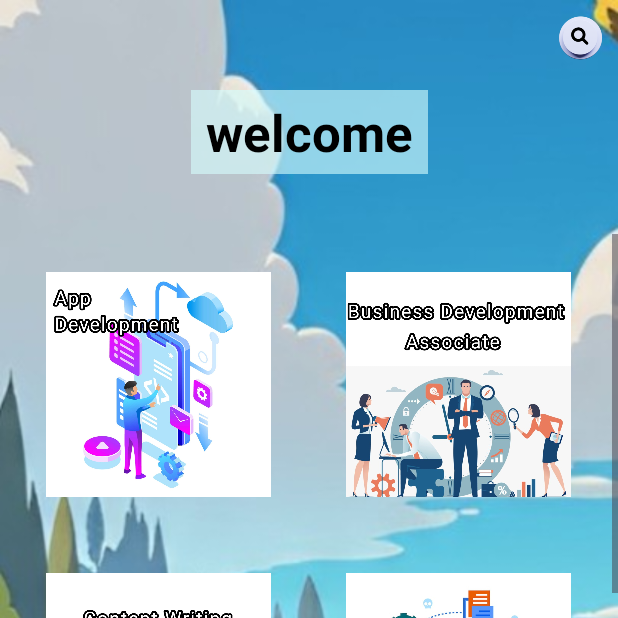
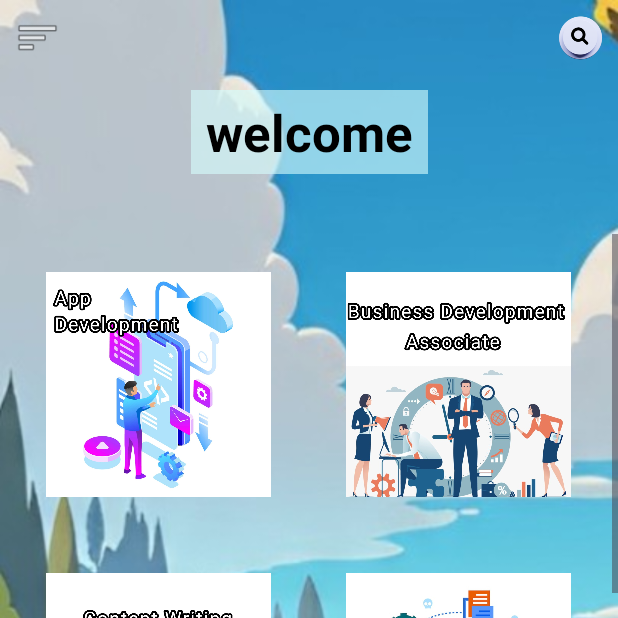
Before and after one commit to AbhijitMohanty151/first_Internship_App, an Android app: the explorePage screen opened directly, with no data from a screen before it, on a phone screen of 412 x 824 dp, the top half of it. Run offline under Robolectric (Android 15) with nearby library versions, the phone set to English and light mode, and no system bars; 1 statement that could not run was skipped.

Commit message:
overwrite previous content

```diff
--- a/app/src/main/AndroidManifest.xml
+++ b/app/src/main/AndroidManifest.xml
@@ -15,6 +15,9 @@
         android:supportsRtl="true"
         android:theme="@style/Theme.A2"
         tools:targetApi="31">
+        <activity
+            android:name=".testing"
+            android:exported="false" />
         <activity
             android:name=".success"
             android:exported="false" />
--- a/app/src/main/java/com/example/a2/explorePage.java
+++ b/app/src/main/java/com/example/a2/explorePage.java
@@ -4,13 +4,16 @@ import android.app.AlertDialog;
 import android.content.Intent;
 import android.graphics.Color;
 import android.os.Bundle;
+import android.util.DisplayMetrics;
 import android.view.MotionEvent;
 import android.view.View;
+import android.view.ViewGroup;
 import android.widget.ArrayAdapter;
 import android.widget.AutoCompleteTextView;
 import android.widget.Button;
 import android.widget.ImageButton;
 import android.widget.ImageView;
+import android.widget.ScrollView;
 import android.widget.TextView;
 import android.widget.Toast;
 
@@ -22,6 +25,9 @@ import androidx.core.view.WindowInsetsCompat;
 
 public class explorePage extends AppCompatActivity {
 
+    private ScrollView menubackground,menuforeground;
+    private TextView menuexit;
+    private ImageButton menu;
     private ImageButton appdevelopment;
     private ImageButton businessdevelopmentassociate;
     private ImageButton contentwriting;
@@ -43,7 +49,7 @@ public class explorePage extends AppCompatActivity {
     private String name,email;
     private String[] courseNames = {
             "App Development",
-            "Business",
+            "Business Development Associate",
             "Content Writing",
             "Cyber Security",
             "Data Science",
@@ -70,6 +76,15 @@ public class explorePage extends AppCompatActivity {
             return insets;
         });
 
+        DisplayMetrics displayMetrics = new DisplayMetrics();
+        getWindowManager().getDefaultDisplay().getMetrics(displayMetrics);
+        int screenWidth = displayMetrics.widthPixels;
+        int screenHeight = displayMetrics.heightPixels;
+
+        menuexit = findViewById(R.id.menuexit);
+        menu = findViewById(R.id.menu);
+        menubackground = findViewById(R.id.menubackground);
+        menuforeground = findViewById(R.id.menuforeground);
         logout = findViewById(R.id.back1);
         welcome = findViewById(R.id.welcome);
         appdevelopment = findViewById(R.id.appdevelopment);
@@ -97,6 +112,11 @@ public class explorePage extends AppCompatActivity {
         ArrayAdapter<String> adapter = new ArrayAdapter<>(this, android.R.layout.simple_dropdown_item_1line, courseNames);
         searchText.setAdapter(adapter);
 
+        ViewGroup.LayoutParams params = menuforeground.getLayoutParams();
+        params.width = (int) (screenWidth * 0.75);
+        params.height = screenHeight;
+        menuforeground.setLayoutParams(params);
+
         searchText.setOnItemClickListener((parent, view, position, id) -> {
             selectedCourse = parent.getItemAtPosition(position).toString();
             if (selectedCourse.isEmpty()) {
@@ -107,8 +127,8 @@ public class explorePage extends AppCompatActivity {
                 case "app development":
                     startExplore("appdevelopment");
                     break;
-                case "business":
-                    startExplore("business");
+                case "business development associate":
+                    startExplore("businessdevelopmentassociate");
                     break;
                 case "content writing":
                     startExplore("contentwriting");
@@ -167,8 +187,8 @@ public class explorePage extends AppCompatActivity {
                 case "app development":
                     startExplore("appdevelopment");
                     break;
-                case "business":
-                    startExplore("business");
+                case "business development associate":
+                    startExplore("businessdevelopmentassociate");
                     break;
                 case "content writing":
                     startExplore("contentwriting");
@@ -219,7 +239,7 @@ public class explorePage extends AppCompatActivity {
             builder.setTitle("Logging out");
             builder.setMessage("Are you sure you want to logout?");
             builder.setNegativeButton("Cancel", null);
-            builder.setPositiveButton("Ok", (dialog, which) -> {
+            builder.setPositiveButton("Yes", (dialog, which) -> {
                 finish();
             });
             builder.show();
@@ -337,6 +357,14 @@ public class explorePage extends AppCompatActivity {
             startActivity(intent);
         });
 
+        menu.setOnClickListener(v -> {
+            menubackground.setVisibility(View.VISIBLE);
+        });
+
+        menuexit.setOnClickListener(v -> {
+            menubackground.setVisibility(View.GONE);
+        });
+
     }
     private void startExplore(String category) {
         Intent intent = new Intent(explorePage.this, explore2.class);
--- a/app/src/main/java/com/example/a2/loginPage.java
+++ b/app/src/main/java/com/example/a2/loginPage.java
@@ -44,7 +44,7 @@ public class loginPage extends AppCompatActivity {
 
         login.setOnClickListener(view -> {
             String nameText=name.getText().toString().trim();
-            String emailText=email.getText().toString();
+            String emailText=email.getText().toString().trim();
             if(nameText.isEmpty()){
                 nameMessage.setText("*Name cannot be empty");
                 emailMessage.setText("");
--- a/app/src/main/java/com/example/a2/regester.java
+++ b/app/src/main/java/com/example/a2/regester.java
@@ -180,7 +180,7 @@ public class regester extends AppCompatActivity {
         internshipcourse.setOnClickListener(view -> {
             String[] courseNames = {
                     "App Development",
-                    "Business",
+                    "Business Development Associate",
                     "Content Writing",
                     "Cyber Security",
                     "Data Science",
--- a/app/src/main/res/layout/activity_explore_page.xml
+++ b/app/src/main/res/layout/activity_explore_page.xml
@@ -67,7 +67,7 @@
             android:layout_width="match_parent"
             android:layout_height="wrap_content"
             android:gravity="center_horizontal"
-            android:orientation="vertical" >
+            android:orientation="vertical">
 
             <LinearLayout
                 android:layout_width="350dp"
@@ -335,5 +335,63 @@
         app:layout_constraintEnd_toStartOf="@+id/search"
         app:layout_constraintTop_toTopOf="@+id/search" />
 
+    <ImageButton
+        android:id="@+id/menu"
+        android:layout_width="30dp"
+        android:layout_height="30dp"
+        android:layout_marginStart="10dp"
+        android:layout_marginTop="10dp"
+        android:background="@null"
+        android:scaleType="fitXY"
+        app:layout_constraintStart_toStartOf="parent"
+        app:layout_constraintTop_toTopOf="parent"
+        app:srcCompat="@android:drawable/ic_menu_sort_by_size" />
+
+    <ScrollView
+        android:id="@+id/menubackground"
+        android:layout_width="0dp"
+        android:layout_height="0dp"
+        android:background="#B3000000"
+        android:visibility="gone"
+        app:layout_constraintBottom_toBottomOf="parent"
+        app:layout_constraintEnd_toEndOf="parent"
+        app:layout_constraintHorizontal_bias="0.5"
+        app:layout_constraintStart_toStartOf="parent"
+        app:layout_constraintTop_toTopOf="parent"
+        app:layout_constraintVertical_bias="0.5">
+
+        <LinearLayout
+            android:layout_width="match_parent"
+            android:layout_height="wrap_content"
+            android:orientation="vertical">
+
+            <ScrollView
+                android:id="@+id/menuforeground"
+                android:layout_width="match_parent"
+                android:layout_height="match_parent"
+                android:background="#000000">
+
+
+                <LinearLayout
+                    android:layout_width="match_parent"
+                    android:layout_height="wrap_content"
+                    android:orientation="vertical">
+
+                    <Space
+                        android:layout_width="match_parent"
+                        android:layout_height="10dp" />
+
+                    <TextView
+                        android:id="@+id/menuexit"
+                        android:layout_width="wrap_content"
+                        android:layout_height="wrap_content"
+                        android:clickable="true"
+                        android:text="   &lt;"
+                        android:textColor="@color/white" />
+                </LinearLayout>
+            </ScrollView>
+        </LinearLayout>
+    </ScrollView>
+
 
 </androidx.constraintlayout.widget.ConstraintLayout>
```
